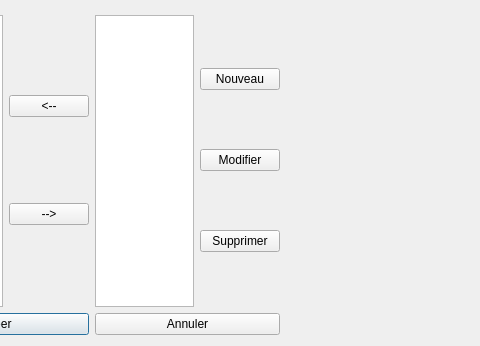
Above: fenetre/formNouveauJeu.ui from helarion/Application-JDR before the change; both pictures show x 107 to 587 and y 129 to 475 of the 704 by 475 pixel window. Below: the same form after it.
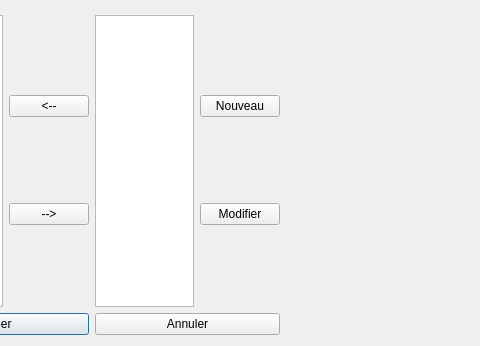
That is the form after the change.

The edit to the form file:
```diff
--- a/fenetre/formNouveauJeu.ui
+++ b/fenetre/formNouveauJeu.ui
@@ -156,13 +156,6 @@
            </property>
           </widget>
          </item>
-         <item>
-          <widget class="QPushButton" name="supprimerAttributButton">
-           <property name="text">
-            <string>Supprimer</string>
-           </property>
-          </widget>
-         </item>
         </layout>
        </item>
       </layout>
```
